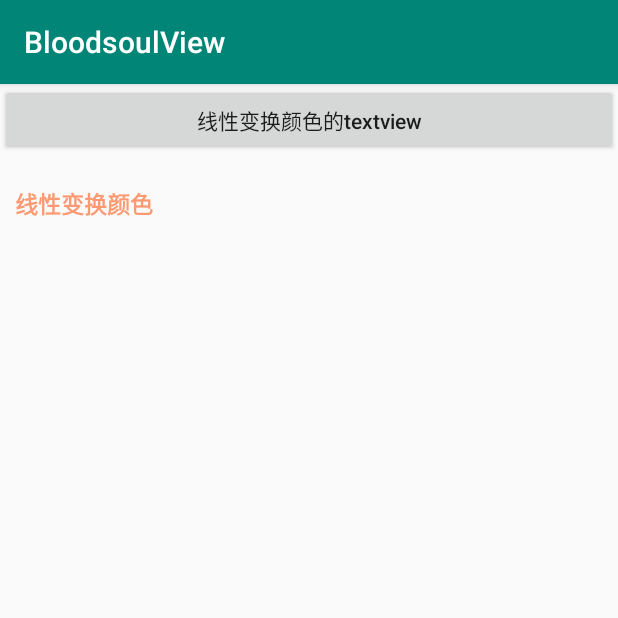
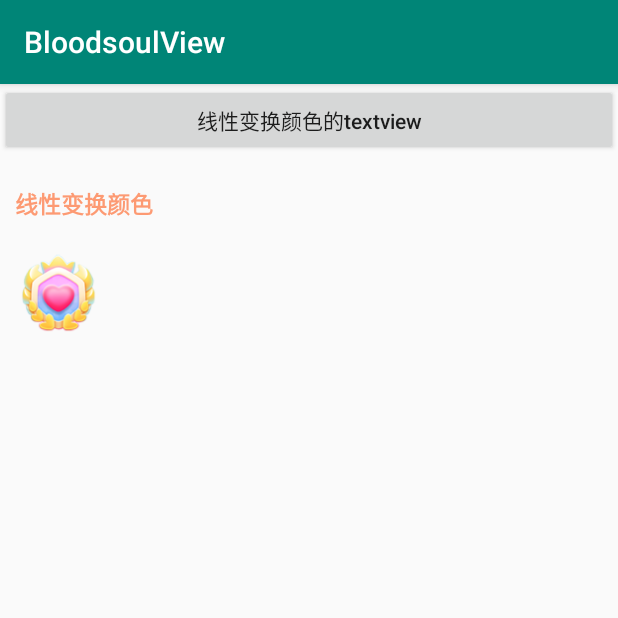
Before and after one commit to Bloodsoul121/BloodsoulView, an Android app: the screen it shows after launch (MainActivity), on a phone screen of 412 x 824 dp, the top half of it. Run offline under Robolectric (Android 15) with nearby library versions, the light colour scheme and no system bars; our stand-ins replace ButterKnife; libraries missing offline, so code that uses them is left out: com.blankj.utilcode; 1 statement that could not run was skipped.

Commit message:
commit 圆形图片View

```diff
--- a/app/build.gradle
+++ b/app/build.gradle
@@ -19,7 +19,7 @@ android {
 }
 
 dependencies {
-    implementation fileTree(dir: 'libs', include: ['*.jar'])
+    implementation fileTree(include: ['*.jar'], dir: 'libs')
     implementation 'com.android.support:appcompat-v7:28.0.0'
     implementation 'com.android.support.constraint:constraint-layout:1.1.3'
     testImplementation 'junit:junit:4.12'
--- /dev/null
+++ b/app/src/main/java/com/example/administrator/bloodsoulview/view/RoundImageView.java
@@ -0,0 +1,149 @@
+package com.example.administrator.bloodsoulview.view;
+
+import android.content.Context;
+import android.graphics.Bitmap;
+import android.graphics.BitmapFactory;
+import android.graphics.BitmapShader;
+import android.graphics.Canvas;
+import android.graphics.Matrix;
+import android.graphics.Paint;
+import android.graphics.RectF;
+import android.graphics.Shader;
+import android.support.annotation.ColorInt;
+import android.support.annotation.IntRange;
+import android.util.AttributeSet;
+import android.view.View;
+
+public class RoundImageView extends View {
+
+    private float mPaddingLeft;
+    private float mPaddingRight;
+    private float mPaddingTop;
+    private float mPaddingBottom;
+    private int mRadius;
+    private Paint mPaint;
+    private Bitmap mRoundBitmap;
+    private Matrix mMatrix;
+    private BitmapShader mBitmapShader;
+
+    public RoundImageView(Context context) {
+        super(context);
+    }
+
+    public RoundImageView(Context context, AttributeSet attrs) {
+        super(context, attrs);
+        assert attrs != null;
+        init(attrs);
+    }
+
+    private void init(AttributeSet attrs) {
+        int src = attrs.getAttributeResourceValue("http://schemas.android.com/apk/res/android", "src", 0);
+        Bitmap bitmap = BitmapFactory.decodeResource(getResources(), src);
+        mRoundBitmap = toRound(bitmap, true);
+        mPaint = new Paint();
+        mMatrix = new Matrix();
+        mBitmapShader = new BitmapShader(mRoundBitmap, Shader.TileMode.CLAMP, Shader.TileMode.CLAMP);
+    }
+
+    @Override
+    protected void onMeasure(int widthMeasureSpec, int heightMeasureSpec) {
+        super.onMeasure(widthMeasureSpec, heightMeasureSpec);
+        int srcWidth = (int) (mRoundBitmap.getWidth() + mPaddingLeft + mPaddingRight);
+        int srcHeight = (int) (mRoundBitmap.getHeight() + mPaddingTop + mPaddingBottom);
+        int realWidth = resolveSize(srcWidth, widthMeasureSpec); // 1
+        int realHeight = resolveSize(srcHeight, heightMeasureSpec); // 2
+        //因为是圆形图片，所以应该让宽高保持一致
+        int size = Math.min(realWidth, realHeight);
+        mRadius = size / 2;
+        setMeasuredDimension(size, size);
+    }
+
+    @Override
+    protected void onDraw(Canvas canvas) {
+        //计算缩放比例
+        float scale = (mRadius * 2.0f) / Math.min(mRoundBitmap.getHeight(), mRoundBitmap.getWidth());
+        mMatrix.setScale(scale, scale);
+        mBitmapShader.setLocalMatrix(mMatrix);
+        mPaint.setShader(mBitmapShader);
+
+        canvas.drawCircle(mRadius, mRadius, mRadius, mPaint);
+    }
+
+    /**
+     * 转为圆形图片
+     *
+     * @param src     源图片
+     * @param recycle 是否回收
+     * @return 圆形图片
+     */
+    private Bitmap toRound(final Bitmap src, final boolean recycle) {
+        return toRound(src, 0, 0, recycle);
+    }
+
+    /**
+     * 转为圆形图片
+     *
+     * @param src         源图片
+     * @param borderSize  边框尺寸
+     * @param borderColor 边框颜色
+     * @return 圆形图片
+     */
+    private Bitmap toRound(final Bitmap src,
+                           @IntRange(from = 0) int borderSize,
+                           @ColorInt int borderColor) {
+        return toRound(src, borderSize, borderColor, false);
+    }
+
+    /**
+     * 转为圆形图片
+     *
+     * @param src         源图片
+     * @param recycle     是否回收
+     * @param borderSize  边框尺寸
+     * @param borderColor 边框颜色
+     * @return 圆形图片
+     */
+    private Bitmap toRound(final Bitmap src,
+                           @IntRange(from = 0) int borderSize,
+                           @ColorInt int borderColor,
+                           final boolean recycle) {
+        if (isEmptyBitmap(src)) return null;
+        int width = src.getWidth();
+        int height = src.getHeight();
+        int size = Math.min(width, height);
+        Paint paint = new Paint(Paint.ANTI_ALIAS_FLAG);
+        Bitmap ret = Bitmap.createBitmap(width, height, src.getConfig());
+        float center = size / 2f;
+        RectF rectF = new RectF(0, 0, width, height);
+        rectF.inset((width - size) / 2f, (height - size) / 2f);
+        Matrix matrix = new Matrix();
+        matrix.setTranslate(rectF.left, rectF.top);
+        matrix.preScale((float) size / width, (float) size / height);
+        BitmapShader shader = new BitmapShader(src, Shader.TileMode.CLAMP, Shader.TileMode.CLAMP);
+        shader.setLocalMatrix(matrix);
+        paint.setShader(shader);
+        Canvas canvas = new Canvas(ret);
+        canvas.drawRoundRect(rectF, center, center, paint);
+        if (borderSize > 0) {
+            paint.setShader(null);
+            paint.setColor(borderColor);
+            paint.setStyle(Paint.Style.STROKE);
+            paint.setStrokeWidth(borderSize);
+            float radius = center - borderSize / 2f;
+            canvas.drawCircle(width / 2f, height / 2f, radius, paint);
+        }
+        if (recycle && !src.isRecycled()) src.recycle();
+        return ret;
+    }
+
+    /**
+     * 判断 bitmap 对象是否为空
+     *
+     * @param src 源图片
+     * @return {@code true}: 是<br>{@code false}: 否
+     */
+    private boolean isEmptyBitmap(final Bitmap src) {
+        return src == null || src.getWidth() == 0 || src.getHeight() == 0;
+    }
+
+}
--- a/app/src/main/res/layout/activity_main.xml
+++ b/app/src/main/res/layout/activity_main.xml
@@ -31,6 +31,13 @@
             android:textSize="15sp"
             tools:ignore="HardcodedText" />
 
+        <com.example.administrator.bloodsoulview.view.RoundImageView
+            android:layout_width="wrap_content"
+            android:layout_height="wrap_content"
+            android:layout_marginStart="10dp"
+            android:layout_marginTop="10dp"
+            android:src="@drawable/arena_popularity_icon" />
+
     </LinearLayout>
 
 </ScrollView>
```
Also changed, not shown: app/src/main/java/com/example/administrator/bloodsoulview/view/ScrollPageView.java (added, +29 -0 lines), app/src/main/res/layout/layout_view_scroll_page.xml (added, +43 -0 lines), app/src/main/res/drawable-xxhdpi/arena_popularity_icon.png (added).
